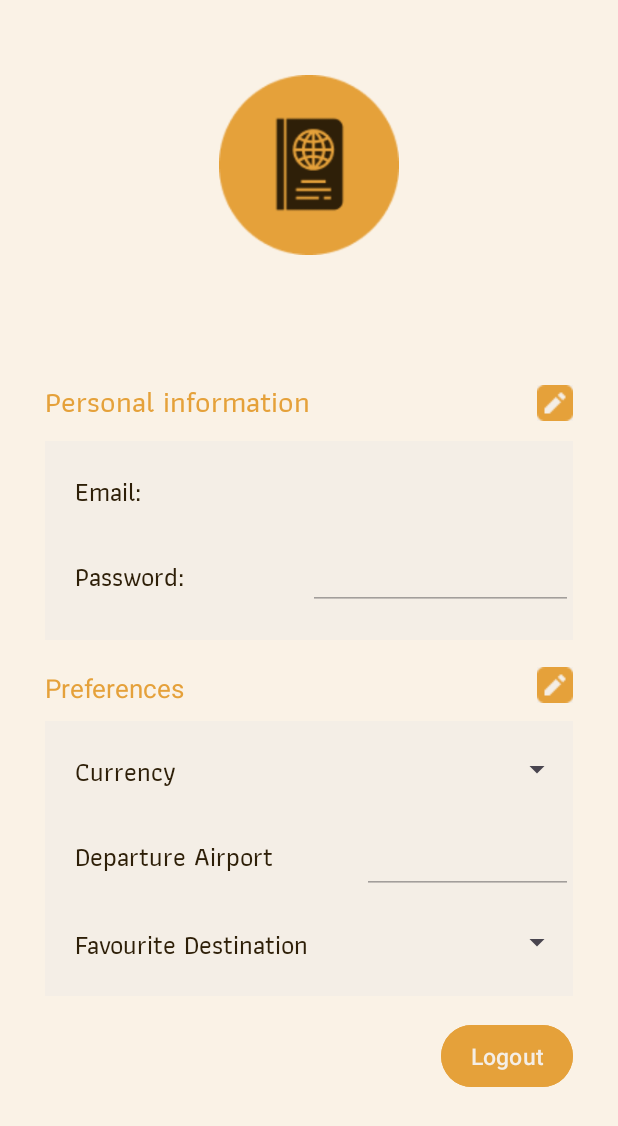
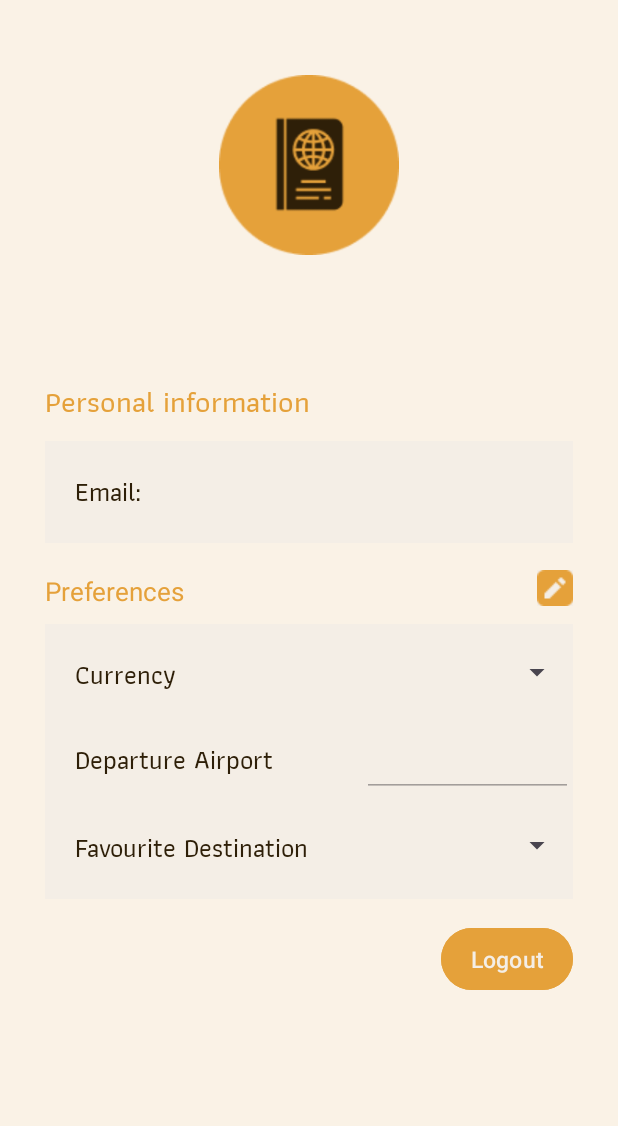
Before and after one commit to michaelehiosu/Viato-trip-planner, an Android app: the layout activity_profile.xml on its own in the app's theme, with its tools: preview values and no code run, on a phone screen of 412 x 824 dp. Shown: the top 1126 px of the screen. Run offline under Robolectric (Android 15) with nearby library versions, the light colour scheme and no system bars.

Commit message:
removed edit password from profile

```diff
--- a/app/src/main/java/com/michael/viatoapp/userInterface/fragments/ProfileFragment.kt
+++ b/app/src/main/java/com/michael/viatoapp/userInterface/fragments/ProfileFragment.kt
@@ -138,11 +138,6 @@ class ProfileFragment : Fragment() {
                 alertDialog.show()
             }
 
-            binding.buttonEditPassword.setOnClickListener {
-                binding.tvPassword.isEnabled = true
-                binding.buttonSave.visibility = View.VISIBLE
-            }
-
             binding.buttonEditPreferences.setOnClickListener {
                 binding.tvCurrency.isEnabled = true
                 binding.tvAirport.isEnabled = true
@@ -154,7 +149,6 @@ class ProfileFragment : Fragment() {
                 val newCurrency = binding.tvCurrency.selectedItem.toString()
                 val newAirport = binding.tvAirport.text.toString()
                 val newDestination = binding.tvFavDestination.selectedItem.toString()
-                val newPassword = binding.tvPassword.text.toString()
 
                 val updates = hashMapOf<String, Any>(
                     "currency" to newCurrency,
@@ -162,15 +156,10 @@ class ProfileFragment : Fragment() {
                     "destination" to newDestination
                 )
 
-                if (newPassword.isNotEmpty()) {
-                    updates["password"] = newPassword
-                }
-
                 document.update(updates).addOnSuccessListener {
                     binding.tvCurrency.isEnabled = false
                     binding.tvAirport.isEnabled = false
                     binding.tvFavDestination.isEnabled = false
-                    binding.tvPassword.isEnabled = false
 
                     binding.buttonSave.visibility = View.GONE
                 }
--- a/app/src/main/res/layout/activity_profile.xml
+++ b/app/src/main/res/layout/activity_profile.xml
@@ -45,17 +45,6 @@
             app:layout_constraintStart_toStartOf="parent"
             app:layout_constraintTop_toBottomOf="@+id/name_text" />
 
-        <ImageButton
-            android:id="@+id/button_edit_password"
-            android:layout_width="wrap_content"
-            android:layout_height="wrap_content"
-            android:layout_marginTop="25dp"
-            android:layout_marginRight="30dp"
-            android:background="@color/white"
-            android:src="@drawable/edit_button"
-            app:layout_constraintEnd_toEndOf="parent"
-            app:layout_constraintTop_toBottomOf="@+id/name_text" />
-
         <LinearLayout
             android:id="@+id/ll_box"
             android:layout_width="match_parent"
@@ -97,34 +86,6 @@
                     android:textColor="#2E1F08"
                     android:textSize="17sp" />
 
-            </LinearLayout>
-
-            <LinearLayout
-                android:layout_width="match_parent"
-                android:layout_height="wrap_content"
-                android:layout_marginTop="20dp"
-                android:background="@color/white"
-                app:layout_constraintStart_toStartOf="parent"
-                app:layout_constraintTop_toBottomOf="@+id/ll_email">
-
-                <TextView
-                    android:layout_width="wrap_content"
-                    android:layout_height="wrap_content"
-                    android:layout_weight="1"
-                    android:fontFamily="@font/athitimedium"
-                    android:text="Password: "
-                    android:textColor="#2E1F08"
-                    android:textSize="17sp" />
-
-                <EditText
-                    android:id="@+id/tv_password"
-                    android:layout_width="wrap_content"
-                    android:layout_height="wrap_content"
-                    android:layout_weight="2"
-                    android:enabled="false"
-                    android:textAlignment="textStart"
-                    android:textColor="#2E1F08"
-                    android:textSize="17sp" />
             </LinearLayout>
         </LinearLayout>
 
```
